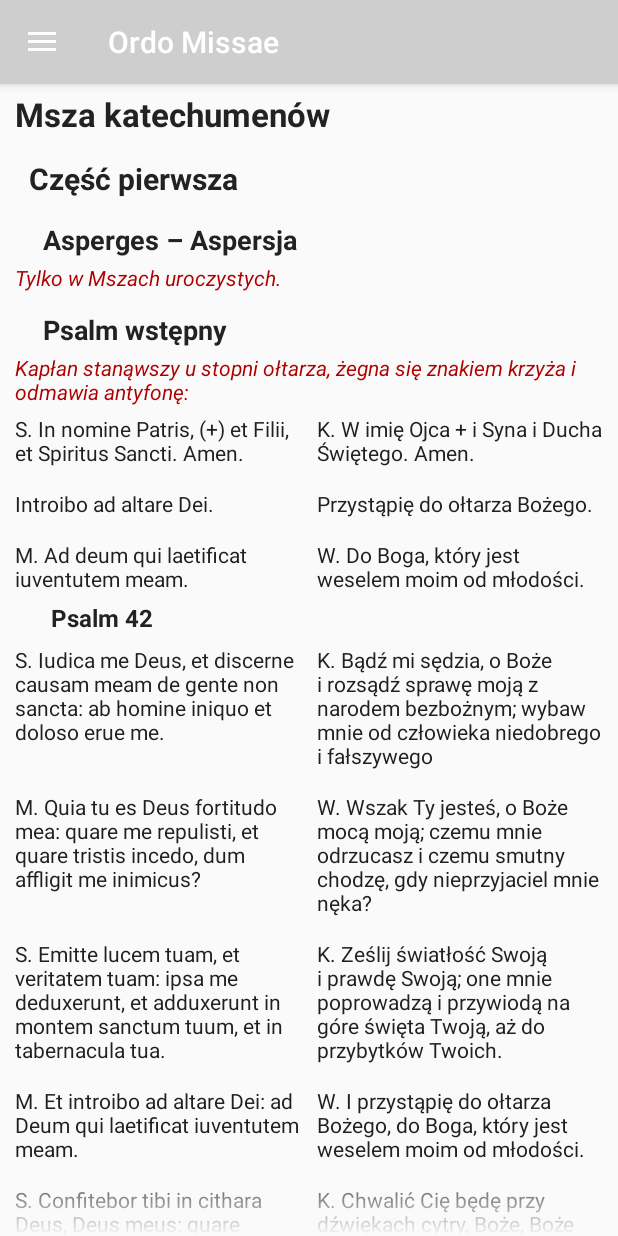
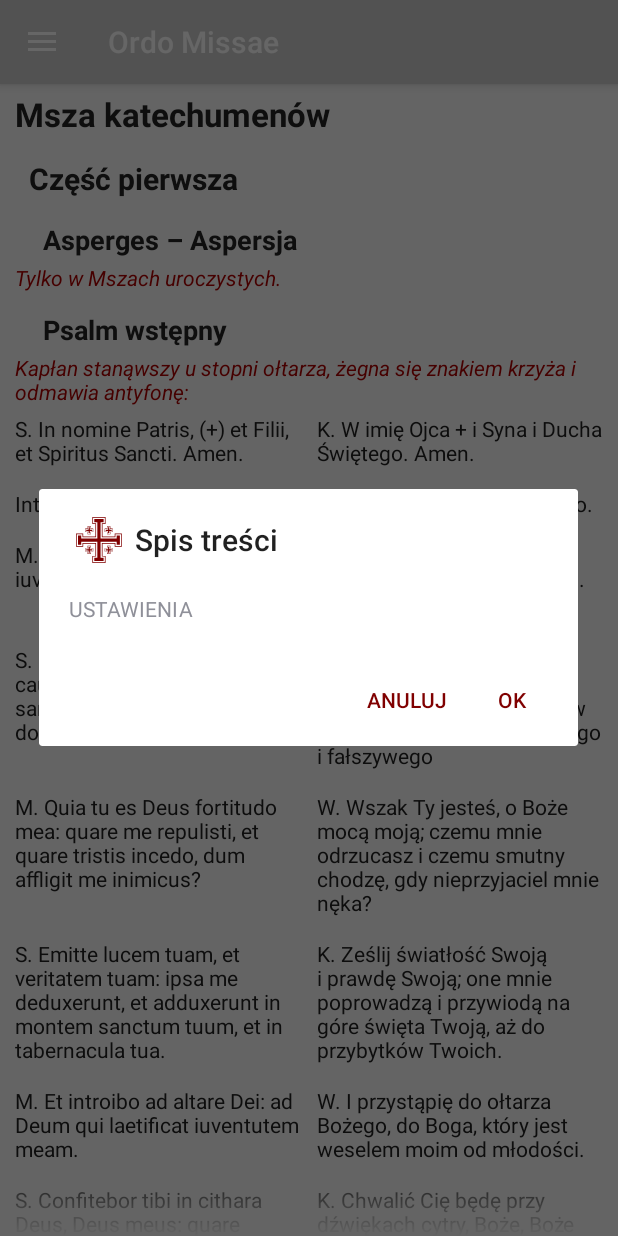
Before and after one commit to Adrian94F/Ordo-Missae-Android, an Android app: the screen it shows after launch (MainActivity), in the side drawer, after a tap on "Ustawienia", on a phone screen of 412 x 824 dp. Run offline under Robolectric (Android 15) with nearby library versions, the phone set to English and light mode, and no system bars.

Commit message:
added settings

```diff
--- a/app/src/main/java/com/frydm_n/ordomissae/MainActivity.java
+++ b/app/src/main/java/com/frydm_n/ordomissae/MainActivity.java
@@ -133,12 +133,13 @@ public class MainActivity extends AppCompatActivity
     }
 
     public void onSettingsButton() {
-        // TODO
+        DialogFragment dialog = new SettingsFragment();
+        dialog.show(getSupportFragmentManager(), "SettingsFragment");
     }
 
     public void onTocButton() {
 
-        DialogFragment dialog = new TocFragment();
+        DialogFragment dialog = new TocFragment(listView);
         dialog.show(getSupportFragmentManager(), "TocFragmentTag");
     }
 }
--- /dev/null
+++ b/app/src/main/java/com/frydm_n/ordomissae/SettingsFragment.java
@@ -0,0 +1,39 @@
+package com.frydm_n.ordomissae;
+
+import android.app.AlertDialog;
+import android.app.Dialog;
+import android.content.DialogInterface;
+import android.os.Bundle;
+
+import androidx.fragment.app.DialogFragment;
+
+public class SettingsFragment extends DialogFragment {
+
+    @Override
+    public Dialog onCreateDialog(Bundle savedInstanceState) {
+
+        // Use the Builder class for convenient dialog construction
+        AlertDialog.Builder builderSingle = new AlertDialog.Builder(getActivity());
+
+        builderSingle.setIcon(R.drawable.ic_jerusalem_cross);
+        builderSingle.setTitle(getResources().getString(R.string.menu_toc));
+        builderSingle.setView(R.layout.settings);
+
+        builderSingle.setNegativeButton(getResources().getString(R.string.cancel), new DialogInterface.OnClickListener() {
+            @Override
+            public void onClick(DialogInterface dialog, int which) {
+                dialog.dismiss();
+            }
+        });
+
+        builderSingle.setPositiveButton(getResources().getString(R.string.ok), new DialogInterface.OnClickListener() {
+            @Override
+            public void onClick(DialogInterface dialog, int which) {
+                // TODO: save settings
+                dialog.dismiss();
+            }
+        });
+
+        return builderSingle.create();
+    }
+}
--- a/app/src/main/java/com/frydm_n/ordomissae/TocFragment.java
+++ b/app/src/main/java/com/frydm_n/ordomissae/TocFragment.java
@@ -1,10 +1,13 @@
 package com.frydm_n.ordomissae;
 
+import android.app.Activity;
 import android.app.AlertDialog;
 import android.app.Dialog;
+import android.content.Context;
 import android.content.DialogInterface;
 import android.os.Bundle;
 import android.widget.ArrayAdapter;
+import android.widget.ListView;
 
 import androidx.fragment.app.DialogFragment;
 
@@ -15,6 +18,13 @@ import org.json.JSONObject;
 import java.util.ArrayList;
 
 public class TocFragment extends DialogFragment {
+
+    TocFragment(ListView listView_) {
+        listView = listView_;
+    }
+
+    private ListView listView;
+
     @Override
     public Dialog onCreateDialog(Bundle savedInstanceState) {
 
@@ -60,36 +70,13 @@ public class TocFragment extends DialogFragment {
                 int index = 0;
                 for (; index < textRows.size(); index++) {
                     if (textRows.get(index).getTitle().equals(strName)) {
-                        //MainActivity.scrollTo(index);
+                        // TODO: something's wrong here
+                        listView.smoothScrollToPosition(index);
                         break;
                     }
                 }
-                AlertDialog.Builder builderInner = new AlertDialog.Builder(getActivity());
-                builderInner.setMessage(strName);
-                builderInner.setTitle("Wybrałeś");
-                builderInner.setPositiveButton("Ok", new DialogInterface.OnClickListener() {
-                    @Override
-                    public void onClick(DialogInterface dialog,int which) {
-                        dialog.dismiss();
-                    }
-                });
-                builderInner.show();
             }
         });
         return builderSingle.create();
-
-
-
-        /*builder.setTitle(getResources().getString(R.string.menu_about));
-        builder.setMessage(getResources().getString(R.string.about_application));
-        builder.setPositiveButton("OK", new DialogInterface.OnClickListener() {
-            public void onClick(DialogInterface dialog, int id) {
-                // You don't have to do anything here if you just
-                // want it dismissed when clicked
-            }
-        });
-
-        // Create the AlertDialog object and return it
-        return builder.create();*/
     }
 }
--- a/app/src/main/res/layout/nav_header_main.xml
+++ b/app/src/main/res/layout/nav_header_main.xml
@@ -3,7 +3,7 @@
     xmlns:app="http://schemas.android.com/apk/res-auto"
     android:layout_width="match_parent"
     android:layout_height="@dimen/nav_header_height"
-    android:background="@color/cardview_light_background"
+    android:background="@color/colorDrawerBackground"
     android:gravity="bottom"
     android:orientation="vertical"
     android:paddingLeft="@dimen/activity_horizontal_margin"
@@ -25,7 +25,8 @@
         android:paddingTop="@dimen/nav_header_vertical_spacing"
         android:text="@string/nav_header_title"
         android:textAppearance="@style/TextAppearance.AppCompat.Body1"
-        android:textColor="@color/colorText" />
+        android:textColor="@color/colorText"
+        android:textSize="22sp" />
 
     <TextView
         android:id="@+id/textView"
--- /dev/null
+++ b/app/src/main/res/layout/settings.xml
@@ -0,0 +1,13 @@
+<?xml version="1.0" encoding="utf-8"?>
+<RelativeLayout xmlns:android="http://schemas.android.com/apk/res/android"
+    android:layout_width="match_parent"
+    android:layout_height="match_parent"
+    android:padding="20dp" >
+
+
+    <TextView
+        android:id="@+id/textView2"
+        android:layout_width="wrap_content"
+        android:layout_height="wrap_content"
+        android:text="USTAWIENIA" />
+</RelativeLayout>
--- a/app/src/main/res/values/colors.xml
+++ b/app/src/main/res/values/colors.xml
@@ -8,4 +8,6 @@
     <color name="colorRubrics">#AF0000</color>
     <color name="colorNigrics">#282828</color>
     <color name="colorText">#202020</color>
+
+    <color name="colorDrawerBackground">#FFFFFFFF</color>
 </resources>
--- a/app/src/main/res/values/strings.xml
+++ b/app/src/main/res/values/strings.xml
@@ -12,4 +12,5 @@
     <string name="menu_about">O aplikacji</string>
     <string name="about_application">Aplikację stworzono na podstawie fragmentów Mszału Rzymskiego z dodaniem Nabożeństw Nieszpornych umieszczonych na stronie sanctus.pl.</string>
     <string name="cancel">Anuluj</string>
+    <string name="ok">OK</string>
 </resources>
```
